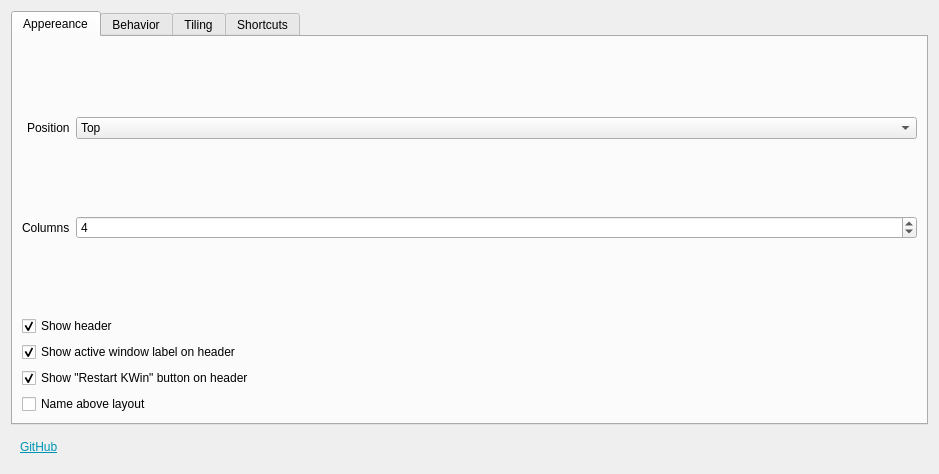
Above: package/contents/ui/config.ui from intrepidor/Exquisite before the change. Below: the same form after it.
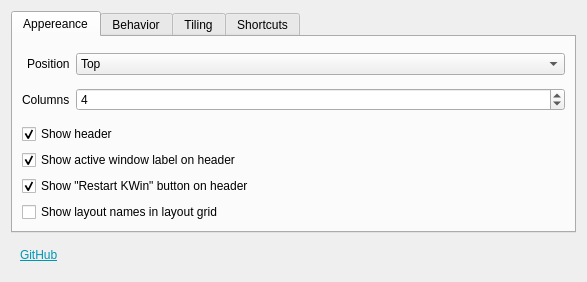
That is the form after the change. Icons and pictures are not drawn.

```diff
--- a/package/contents/ui/config.ui
+++ b/package/contents/ui/config.ui
@@ -6,8 +6,8 @@
    <rect>
     <x>0</x>
     <y>0</y>
-    <width>939</width>
-    <height>474</height>
+    <width>587</width>
+    <height>282</height>
    </rect>
   </property>
   <property name="sizePolicy">
@@ -179,7 +179,7 @@
        <item>
         <widget class="QCheckBox" name="kcfg_nameAbove">
          <property name="text">
-          <string>Name above layout</string>
+          <string>Show layout names in layout grid</string>
          </property>
         </widget>
        </item>
```
